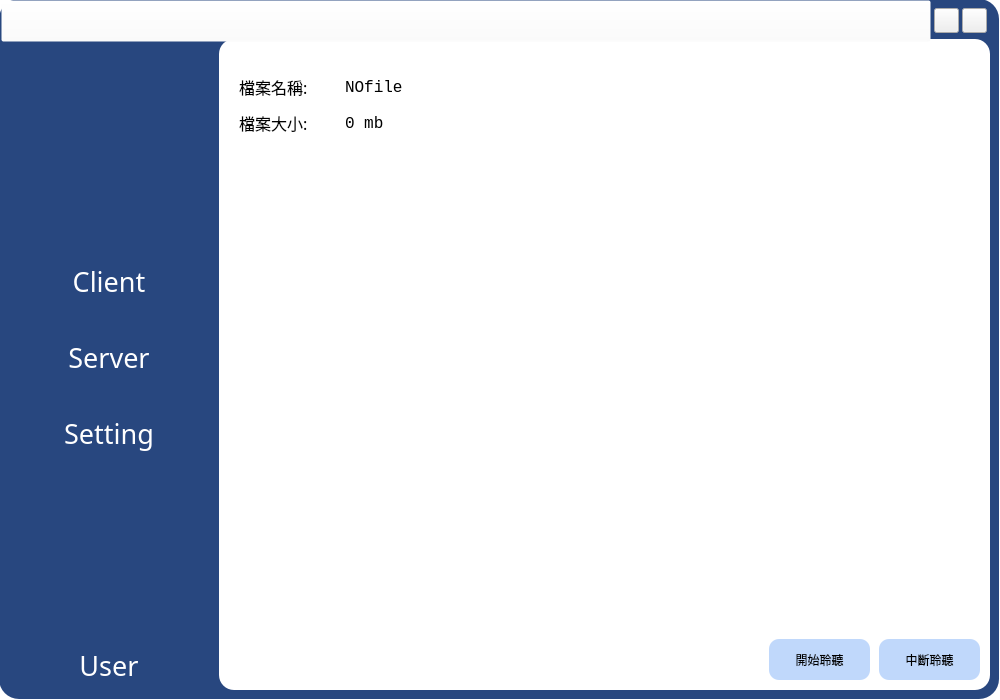
Old version of the form gui/MainWindow.ui in the repository hmes98318/Logistics-Station.
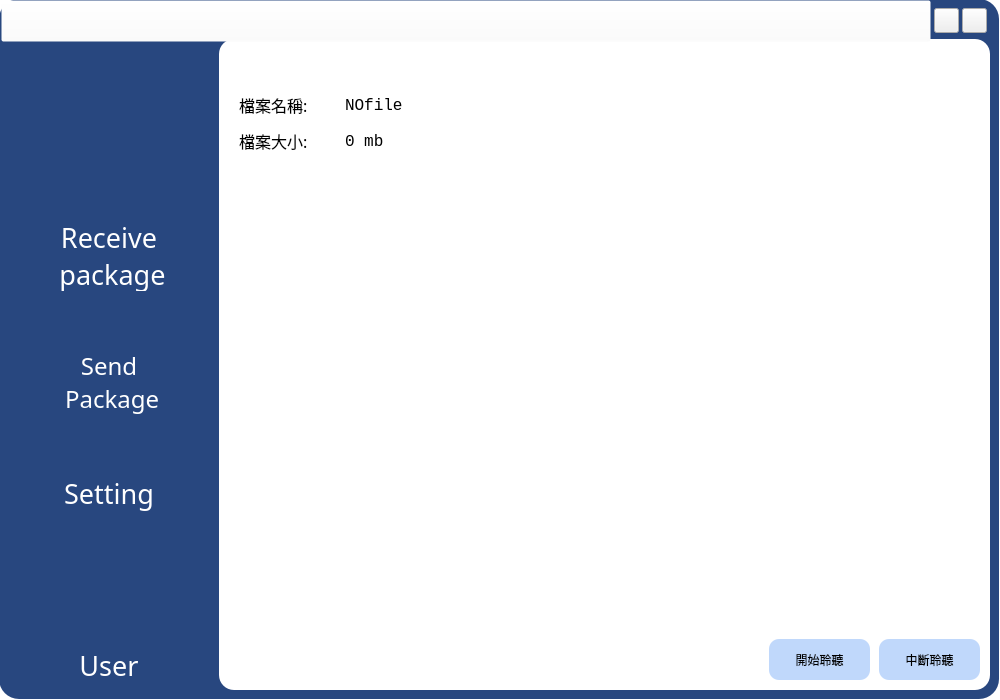
New version of the form. The open tabs and pages were chosen to show the change. Icons and pictures are not drawn.

Patch:
```diff
--- a/gui/MainWindow.ui
+++ b/gui/MainWindow.ui
@@ -74,7 +74,7 @@
        <property name="sizeHint" stdset="0">
         <size>
          <width>40</width>
-         <height>30</height>
+         <height>50</height>
         </size>
        </property>
       </spacer>
@@ -84,13 +84,13 @@
        <property name="minimumSize">
         <size>
          <width>200</width>
-         <height>40</height>
+         <height>70</height>
         </size>
        </property>
        <property name="maximumSize">
         <size>
          <width>200</width>
-         <height>50</height>
+         <height>70</height>
         </size>
        </property>
        <property name="font">
@@ -109,7 +109,8 @@
 color: rgb(255, 255, 255);</string>
        </property>
        <property name="text">
-        <string>Client</string>
+        <string>Receive 
+ package</string>
        </property>
        <property name="checkable">
         <bool>false</bool>
@@ -127,7 +128,7 @@
        <property name="sizeHint" stdset="0">
         <size>
          <width>40</width>
-         <height>30</height>
+         <height>50</height>
         </size>
        </property>
       </spacer>
@@ -137,19 +138,19 @@
        <property name="minimumSize">
         <size>
          <width>200</width>
-         <height>40</height>
+         <height>70</height>
         </size>
        </property>
        <property name="maximumSize">
         <size>
          <width>200</width>
-         <height>50</height>
+         <height>70</height>
         </size>
        </property>
        <property name="font">
         <font>
          <family>BankGothic Md BT</family>
-         <pointsize>20</pointsize>
+         <pointsize>18</pointsize>
         </font>
        </property>
        <property name="styleSheet">
@@ -157,7 +158,8 @@
 color: rgb(255, 255, 255);</string>
        </property>
        <property name="text">
-        <string>Server</string>
+        <string>Send 
+ Package</string>
        </property>
       </widget>
      </item>
@@ -169,7 +171,7 @@
        <property name="sizeHint" stdset="0">
         <size>
          <width>40</width>
-         <height>30</height>
+         <height>50</height>
         </size>
        </property>
       </spacer>
@@ -548,7 +550,7 @@
         <x>20</x>
         <y>20</y>
         <width>732</width>
-        <height>211</height>
+        <height>266</height>
        </rect>
       </property>
       <layout class="QVBoxLayout" name="Layout_SelectFile">
```
Left out of the diff: 15 changed lines with no effect on the pictures.
